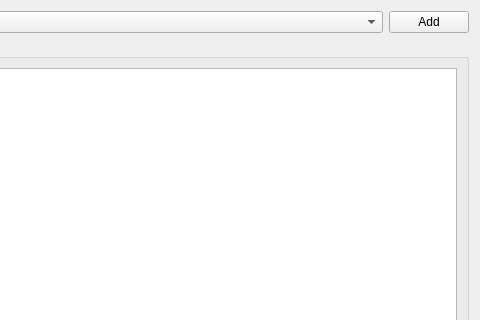
This is buildtools/managers/cmake/cmakebuildsettings.ui in KDE/kdevelop as Qt 5 draws it before an edit; both pictures show x 125 to 605 and y 0 to 320 of the 605 by 537 pixel window. The edited form follows.
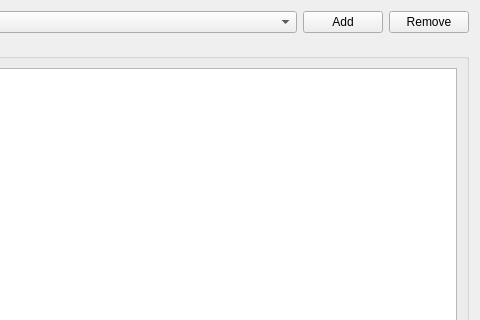
This is the edited form. Custom widgets are drawn as their Qt base class.

Commit message: Added a button to remove a builddir and gave colorful icons to the buttons.

Diff of the .ui file:
```diff
--- a/buildtools/managers/cmake/cmakebuildsettings.ui
+++ b/buildtools/managers/cmake/cmakebuildsettings.ui
@@ -34,6 +34,19 @@
        </property>
       </widget>
      </item>
+     <item>
+      <widget class="QPushButton" name="removeBuildDir" >
+       <property name="sizePolicy" >
+        <sizepolicy vsizetype="Fixed" hsizetype="Fixed" >
+         <horstretch>0</horstretch>
+         <verstretch>0</verstretch>
+        </sizepolicy>
+       </property>
+       <property name="text" >
+        <string>Remove</string>
+       </property>
+      </widget>
+     </item>
     </layout>
    </item>
    <item>
```
The commit also changes 2 other files.
